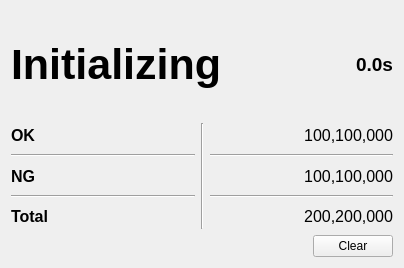
Before: the Qt Designer form showinfo4result.ui in YeeeeRQ/SpeakerTest, drawn with Qt 5.
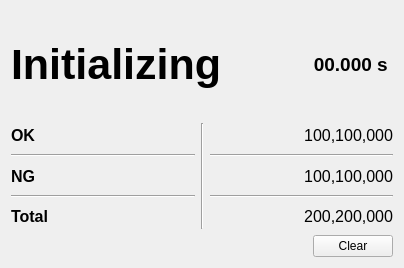
After: the same form once the commit is applied.

What changed in the file:
```diff
--- a/showinfo4result.ui
+++ b/showinfo4result.ui
@@ -38,7 +38,7 @@
         </font>
        </property>
        <property name="text">
-        <string>0.0s</string>
+        <string>00.000 s </string>
        </property>
        <property name="alignment">
         <set>Qt::AlignRight|Qt::AlignTrailing|Qt::AlignVCenter</set>
```
